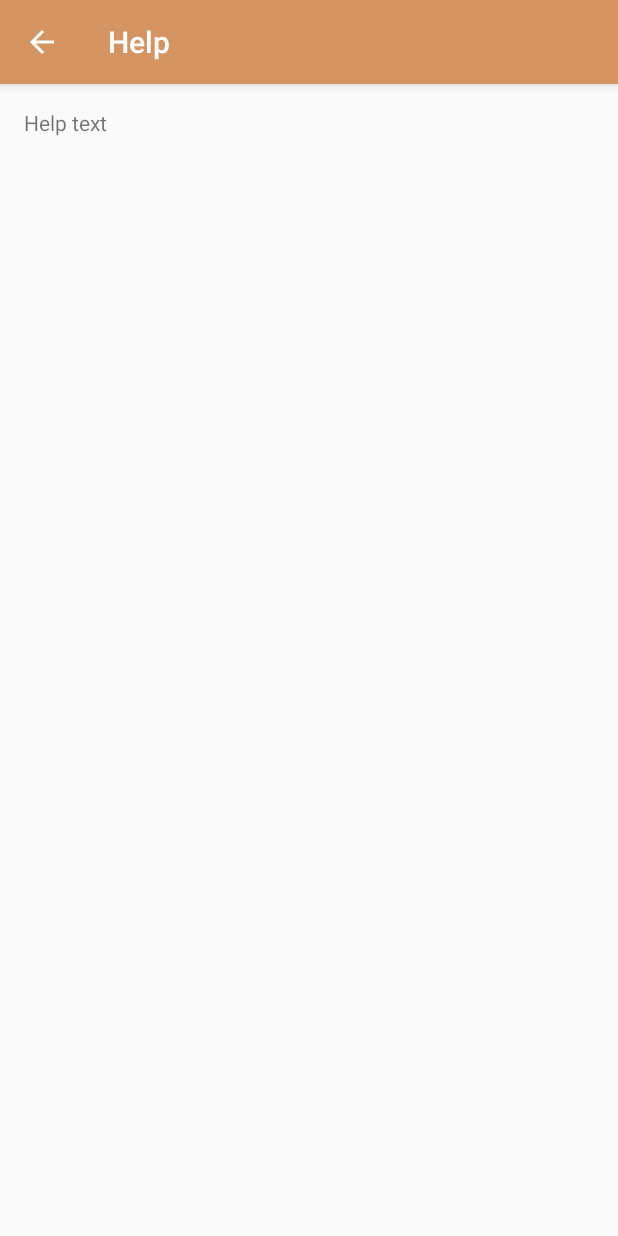
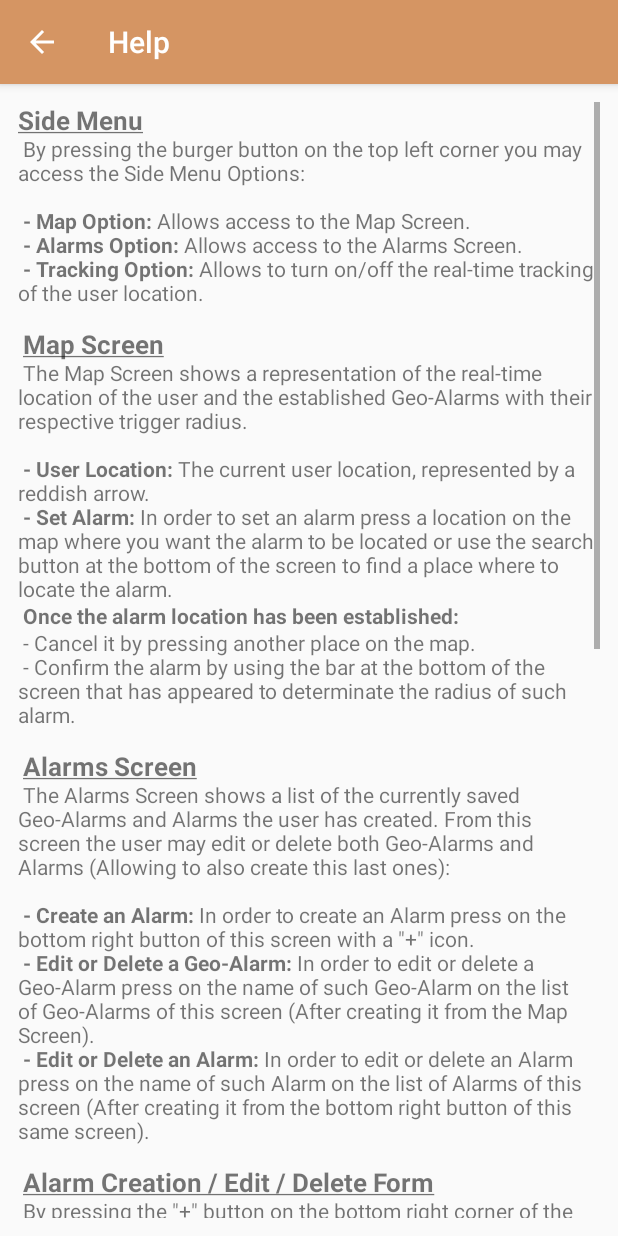
Before and after one commit to IgnacioPoire/WakeApp, an Android app: the HelpActivity screen opened directly, with no data from a screen before it, on a phone screen of 412 x 824 dp. Run offline under Robolectric (Android 15) with nearby library versions, the phone set to English and light mode, and no system bars.

Commit message:
Ringtone and Help

```diff
--- a/app/src/main/java/com/wakeapp/ui/maps/MapsFragment.java
+++ b/app/src/main/java/com/wakeapp/ui/maps/MapsFragment.java
@@ -25,7 +25,6 @@ import androidx.activity.result.ActivityResultLauncher;
 import androidx.activity.result.contract.ActivityResultContracts;
 import androidx.annotation.DrawableRes;
 import androidx.annotation.NonNull;
-import androidx.annotation.Nullable;
 import androidx.core.content.ContextCompat;
 import androidx.core.graphics.ColorUtils;
 import androidx.fragment.app.Fragment;
@@ -62,7 +61,6 @@ import java.util.ArrayList;
 import java.util.Arrays;
 import java.util.List;
 import java.util.Locale;
-import java.util.Objects;
 import java.util.Timer;
 import java.util.TimerTask;
 
--- a/app/src/main/res/layout/activity_help.xml
+++ b/app/src/main/res/layout/activity_help.xml
@@ -1,9 +1,15 @@
 <?xml version="1.0" encoding="utf-8"?>
-<LinearLayout xmlns:android="http://schemas.android.com/apk/res/android"
-    android:layout_width="fill_parent"
-    android:layout_height="fill_parent"
-    android:orientation="vertical"
-    android:padding="@dimen/activity_horizontal_margin">
+<RelativeLayout xmlns:android="http://schemas.android.com/apk/res/android"
+    xmlns:tools="http://schemas.android.com/tools"
+    android:id="@+id/fragment_alarms"
+    android:layout_width="match_parent"
+    android:layout_height="match_parent"
+    android:layout_margin="12dp"
+    tools:context=".ui.alarms.AlarmsFragment">
+    <ScrollView
+        android:layout_width="wrap_content"
+        android:layout_height="wrap_content"
+        tools:ignore="UselessParent">
 
     <TextView
         android:id="@+id/helpText"
@@ -11,5 +17,7 @@
         android:layout_height="wrap_content"
         android:text="@string/helpText"
         android:textSize="14sp" />
+    </ScrollView>
 
-</LinearLayout>
+
+</RelativeLayout>
--- a/app/src/main/res/values/strings.xml
+++ b/app/src/main/res/values/strings.xml
@@ -5,7 +5,68 @@
     <string name="menu_item_settings">Settings</string>
     <string name="menu_item_help">Help</string>
     <!-- Help Strings -->
-    <string name="helpText">Help text</string>
+    <string name="helpText"><big><b><u>Side Menu</u></b></big>\n
+    By pressing the burger button on the top left corner you may access the Side Menu Options:\n\n
+    <b>- Map Option:</b> Allows access to the Map Screen.\n
+    <b>- Alarms Option:</b> Allows access to the Alarms Screen.\n
+    <b>- Tracking Option:</b> Allows to turn on/off the real-time tracking of the user location.\n\n
+    <big><b><u>Map Screen</u></b></big>\n
+    The Map Screen shows a representation of the real-time location of the user and the established
+    Geo-Alarms with their respective trigger radius.\n\n
+    <b>- User Location:</b> The current user location, represented by a reddish arrow.\n
+    <b>- Set Alarm:</b> In order to set an alarm press a location on the map where you want the
+    alarm to be located or use the search button at the bottom of the screen to find a place
+    where to locate the alarm.\n
+    <b>Once the alarm location has been established:</b>\n
+        - Cancel it by pressing another place on the map.\n
+        - Confirm the alarm by using the bar at the bottom of the screen that has appeared
+        to determinate the radius of such alarm.\n\n
+    <big><b><u>Alarms Screen</u></b></big>\n
+    The Alarms Screen shows a list of the currently saved Geo-Alarms and Alarms the user has
+    created. From this screen the user may edit or delete both Geo-Alarms and Alarms (Allowing to
+    also create this last ones):\n\n
+    <b>- Create an Alarm:</b> In order to create an Alarm press on the bottom right button of this
+    screen with a \"+\" icon.\n
+    <b>- Edit or Delete a Geo-Alarm:</b> In order to edit or delete a Geo-Alarm press on the name
+    of such Geo-Alarm on the list of Geo-Alarms of this screen (After creating it from the Map
+    Screen).\n
+    <b>- Edit or Delete an Alarm:</b> In order to edit or delete an Alarm press on the name
+    of such Alarm on the list of Alarms of this screen (After creating it from the bottom right
+    button of this same screen).\n\n
+    <big><b><u>Alarm Creation / Edit / Delete Form</u></b></big>\n
+    By pressing the \"+\" button on the bottom right corner of the Alarms Screen you may access this
+    form to create a new Alarm, or by pressing the name of an Alarm in the Alarms List in order to
+    Edit or Delete it:\n\n
+    <b>- Alarm name:</b> Represents the name of the Alarm.\n
+    <b>- Trigger time:</b> Indicates the time in a 24 hour format when the Alarm will trigger.\n
+    <b>- All days active:</b> Toggle button which indicates if the Alarm triggers all days of the
+    week (If such is turn off, a toggle for each day of week will be displayed for the user to
+    configure the active day/s).\n\n
+    <big><b><u>Geo-Alarm Edit / Delete Form</u></b></big>\n
+    By pressing the name of a Geo-Alarm on the list you may access the form of such Geo-Alarm in
+    order to edit or delete it.\n\n
+    <b>- Alarm name:</b> Represents the name of the Geo-Alarm.\n
+    <b>- Sleep time:</b> Indicates the interval of time needed to pass in order for the Geo-Alarm
+    to be once again triggered.\n
+    <b>- Active when outside radius:</b> When active the Geo-Alarm will trigger when the user is
+    outside the radius instead of being inside of it.\n
+    <b>- All time active:</b> When active the Geo-Alarm will trigger at any time as long as the user
+    is in the trigger area for such alarm (If disabled, a field indicating the Start time for the
+    alarm to start being active and an Interval time representing the time from this Start time when
+    the Geo-Alarm can be triggered will be displayed).\n
+    <b>- All days active:</b> Toggle button which indicates if the Alarm triggers all days of the
+    week (If such is turn off, a toggle for each day of week will be displayed for the user to
+    configure the active day/s).\n\n
+    <big><b><u>Settings Screen</u></b></big>\n
+    Access the Settings Screen by pressing the three dots at the top right corner at any time and
+    the \"Settings\" option on the displayed options list:\n\n
+    <b>- Alarm Ringtone:</b> Choose a personalized ringtone for your alarms.\n
+    <b>- Alarm Style:</b> Choose the interface style that suits your liking.\n
+    <b>- Language:</b> Choose your preferred app language.\n\n
+    <big><b><u>Help Screen</u></b></big>\n
+    Access this Help Screen by pressing the three dots at the top right corner at any time and the
+    \"Help\" option on the displayed options list.
+    </string>
     <!-- Side Menu Strings -->
     <string name="menu_maps">Map</string>
     <string name="menu_geo_alarm">Geo-Alarm</string>
@@ -50,7 +111,7 @@
     <string name="settings_alarm_title">Alarm Ringtone</string>
     <string name="settings_alarm_desc">Choose a personalized ringtone for \nyour alarms.</string>
     <string name="settings_style_title">App Style</string>
-    <string name="settings_style_desc">Choose the app style that suits \nmore your liking.</string>
+    <string name="settings_style_desc">Choose the app style that suits your \nliking.</string>
     <string name="settings_lang_title">Language</string>
     <string name="settings_lang_desc">Choose your preferred app language.</string>
     <string name="standard_style">Standard</string>
```
Also changed, not shown: app/src/main/java/com/wakeapp/PreferencesActivity.java (+54 -32 lines), app/src/main/java/com/wakeapp/auxiliar/AlarmReceiver.java (+17 -2 lines), 2 other files.
